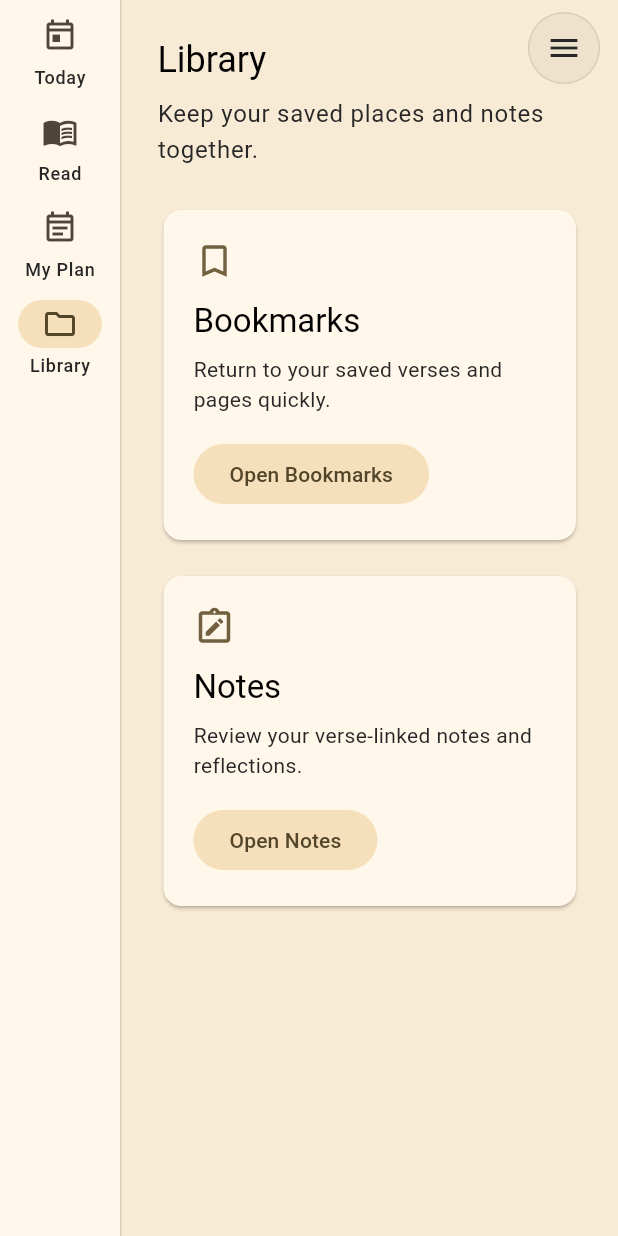
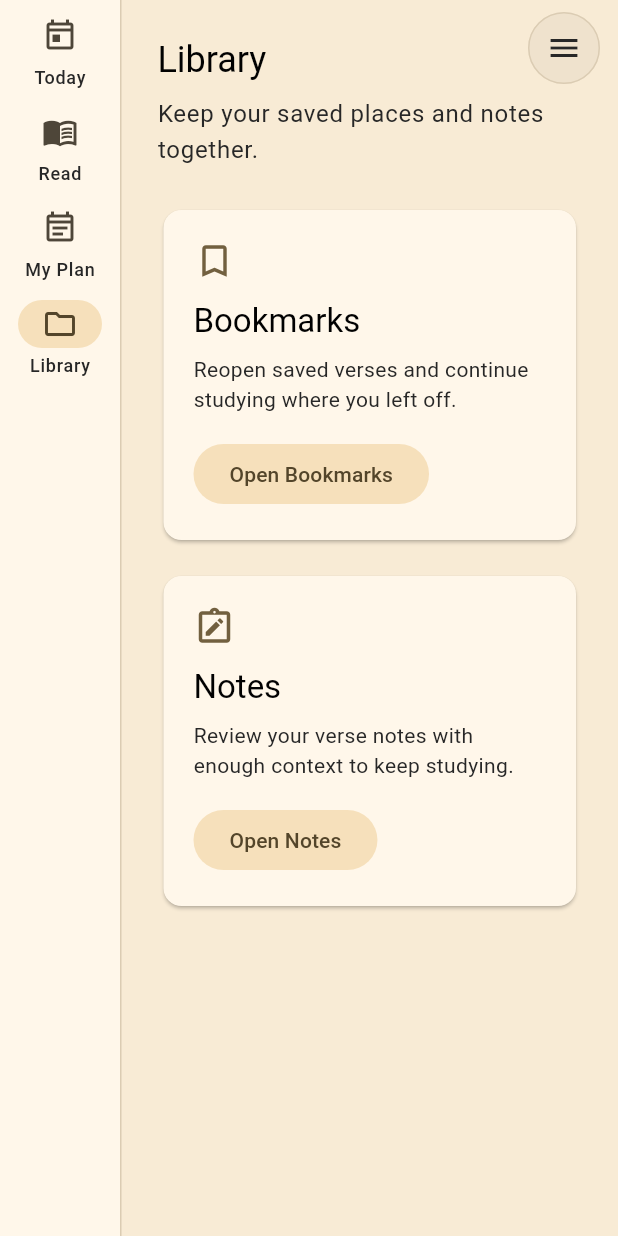
Before and after one commit to Adel199223/hifz_planner, a Flutter app: the screen it shows after launch, after a tap on "Read", after a tap on "My Plan", after a tap on "Library", on a phone screen of 412 x 824 dp. Run offline on Flutter 3.47's test engine with Material 3 defaults, Android fonts, the phone set to English and light mode, and no system bars; our stand-ins replace drift, drift_flutter, flutter_riverpod, flutter_svg, go_router, just_audio and 1 more; missing offline and left inert: just_audio_media_kit; accounts and stored records are empty; generated files the repository leaves out were written again; network calls fail.

Commit message:
feat(reader): improve library study follow-up

```diff
--- a/lib/l10n/app_strings.dart
+++ b/lib/l10n/app_strings.dart
@@ -118,8 +118,7 @@ class AppStrings {
       _t('translation_unavailable', 'Translation unavailable');
   String get meaningUnavailable =>
       _t('meaning_unavailable', 'Meaning unavailable for this word.');
-  String get meaningAidsOff =>
-      _t('meaning_aids_off', 'Meaning aids are off.');
+  String get meaningAidsOff => _t('meaning_aids_off', 'Meaning aids are off.');
   String get scriptStyle => _t('script_style', 'Script style');
   String get uthmani => _t('uthmani', 'Uthmani');
   String get tajweed => _t('tajweed', 'Tajweed');
@@ -247,11 +246,11 @@ class AppStrings {
       _t('library_subtitle', 'Keep your saved places and notes together.');
   String get libraryBookmarksDescription => _t(
     'library_bookmarks_description',
-    'Return to your saved verses and pages quickly.',
+    'Reopen saved verses and continue studying where you left off.',
   );
   String get libraryNotesDescription => _t(
     'library_notes_description',
-    'Review your verse-linked notes and reflections.',
+    'Review your verse notes with enough context to keep studying.',
   );
   String get todayOtherPracticeModesTitle =>
       _t('today_other_practice_modes_title', 'Other practice modes today');
@@ -270,11 +269,13 @@ class AppStrings {
     _t('saved_label', 'Saved {timestamp}'),
     <String, Object>{'timestamp': timestamp},
   );
+  String get savedForLaterStudy =>
+      _t('saved_for_later_study', 'Saved for later study');
   String surahAyahListLabel(int surahNumber, int ayahNumber) => _fmt(
     _t('surah_ayah_list_label', 'Surah {surah}, Ayah {ayah}'),
     <String, Object>{'surah': surahNumber, 'ayah': ayahNumber},
   );
-  String get goToVerse => _t('go_to_verse', 'Go to verse');
+  String get goToVerse => _t('go_to_verse', 'Reopen in Reader');
   String get goToPage => _t('go_to_page', 'Go to page');
 
   String get notesTitle => _t('notes_title', 'Notes');
@@ -1741,16 +1742,17 @@ class AppStrings {
       'library_subtitle':
           'Gardez vos emplacements enregistrés et vos notes au même endroit.',
       'library_bookmarks_description':
-          'Revenez rapidement à vos versets et pages enregistrés.',
+          'Rouvrez vos versets enregistrés et reprenez votre étude là où vous vous êtes arrêté.',
       'library_notes_description':
-          'Relisez vos notes et réflexions liées aux versets.',
+          'Relisez vos notes sur les versets avec assez de contexte pour continuer à étudier.',
       'open_bookmarks': 'Ouvrir les signets',
       'open_notes': 'Ouvrir les notes',
       'failed_to_load_bookmarks': 'Échec du chargement des signets.',
       'no_bookmarks_yet': 'Aucun signet pour le moment.',
       'saved_label': 'Enregistré {timestamp}',
+      'saved_for_later_study': 'Enregistré pour plus tard',
       'surah_ayah_list_label': 'Sourate {surah}, Ayah {ayah}',
-      'go_to_verse': "Aller à l'ayah",
+      'go_to_verse': 'Rouvrir dans le lecteur',
       'go_to_page': 'Aller à la page',
       'notes_title': 'Notes',
       'failed_to_load_notes': 'Échec du chargement des notes.',
@@ -2156,16 +2158,17 @@ class AppStrings {
       'library_subtitle':
           'Mantenha seus lugares salvos e notas no mesmo lugar.',
       'library_bookmarks_description':
-          'Volte rapidamente aos versículos e páginas salvos.',
+          'Reabra os versículos salvos e continue estudando de onde você parou.',
       'library_notes_description':
-          'Revise suas notas e reflexões ligadas aos versículos.',
+          'Revise suas notas de versículos com contexto suficiente para continuar estudando.',
       'open_bookmarks': 'Abrir favoritos',
       'open_notes': 'Abrir notas',
       'failed_to_load_bookmarks': 'Falha ao carregar favoritos.',
       'no_bookmarks_yet': 'Ainda não há favoritos.',
       'saved_label': 'Salvo {timestamp}',
+      'saved_for_later_study': 'Salvo para estudar depois',
       'surah_ayah_list_label': 'Surah {surah}, Ayah {ayah}',
-      'go_to_verse': 'Ir para versículo',
+      'go_to_verse': 'Reabrir no Leitor',
       'go_to_page': 'Ir para página',
       'notes_title': 'Notas',
       'failed_to_load_notes': 'Falha ao carregar notas.',
@@ -2586,15 +2589,17 @@ class AppStrings {
       'library_title': 'المكتبة',
       'library_subtitle': 'احتفظ بمواضعك المحفوظة وملاحظاتك في مكان واحد.',
       'library_bookmarks_description':
-          'ارجع بسرعة إلى الآيات والصفحات المحفوظة.',
-      'library_notes_description': 'راجع ملاحظاتك وتأملاتك المرتبطة بالآيات.',
+          'أعد فتح الآيات المحفوظة وتابع الدراسة من حيث توقفت.',
+      'library_notes_description':
+          'راجع ملاحظاتك على الآيات مع سياق كافٍ لمواصلة الدراسة.',
       'open_bookmarks': 'فتح العلامات',
       'open_notes': 'فتح الملاحظات',
       'failed_to_load_bookmarks': 'تعذر تحميل العلامات.',
       'no_bookmarks_yet': 'لا توجد علامات بعد.',
       'saved_label': 'تم الحفظ {timestamp}',
+      'saved_for_later_study': 'محفوظة للدراسة لاحقًا',
       'surah_ayah_list_label': 'سورة {surah}، آية {ayah}',
-      'go_to_verse': 'الانتقال إلى الآية',
+      'go_to_verse': 'إعادة فتحها في القارئ',
       'go_to_page': 'الانتقال إلى الصفحة',
       'notes_title': 'الملاحظات',
       'failed_to_load_notes': 'تعذر تحميل الملاحظات.',
```
Also changed, not shown: lib/screens/bookmarks_screen.dart (+33 -15 lines), lib/screens/notes_screen.dart (+36 -44 lines), 7 other files.
